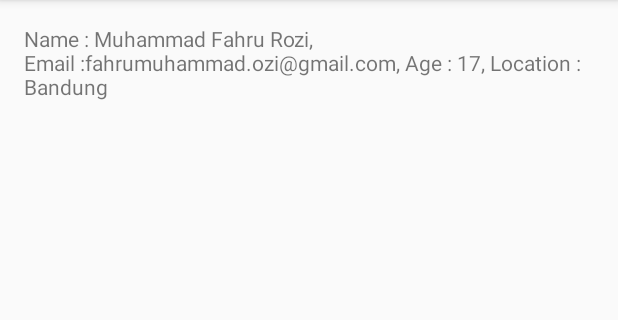
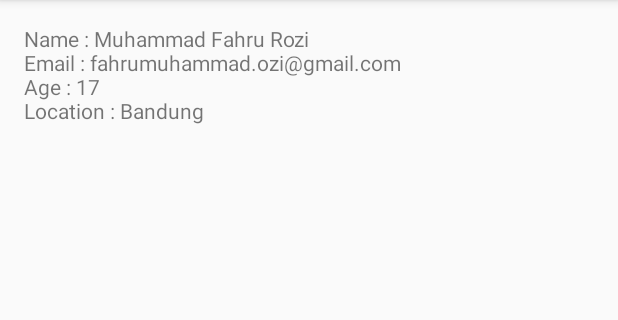
Before and after one commit to MuhammadFahru/PWPB-XII, an Android app: the screen it shows after launch (MoveWithObjectActivity), after a tap on "PINDAH ACTIVITY DENGAN OBJECT", on a phone screen of 412 x 824 dp, the part 84-404 px from its top. Run offline under Robolectric (Android 15) with nearby library versions, the phone set to English and light mode, and no system bars.

Commit message:
Revisi Intent

```diff
--- a/Intent/Latihan2/app/src/main/java/com/example/latihan2intent/MoveWithObjectActivity.java
+++ b/Intent/Latihan2/app/src/main/java/com/example/latihan2intent/MoveWithObjectActivity.java
@@ -15,8 +15,7 @@ public class MoveWithObjectActivity extends AppCompatActivity {
         setContentView(R.layout.activity_move_with_object);
         tvObject = (TextView)findViewById(R.id.tv_object_received);
         Person mPerson = getIntent().getParcelableExtra(EXTRA_PERSON);
-        String text = "Name : "+mPerson.getName()+", Email :"
-                +mPerson.getEmail() + ", Age : "+mPerson.getAge()+", Location : "+mPerson.getCity();
+        String text = "Name : " + mPerson.getName() + "\nEmail : " + mPerson.getEmail() + "\nAge : " + mPerson.getAge() + "\nLocation : " + mPerson.getCity();
         tvObject.setText(text);
 
     }
--- a/Intent/Latihan2/app/src/main/res/layout/activity_main.xml
+++ b/Intent/Latihan2/app/src/main/res/layout/activity_main.xml
@@ -33,7 +33,7 @@
         android:id="@+id/btn_dial_number"
         android:layout_width="match_parent"
         android:layout_height="wrap_content"
-        android:text="dial_number"
+        android:text="dial number"
         android:layout_marginBottom="@dimen/activity_vertical_margin"/>
     <Button
         android:id="@+id/btn_move_for_result"
```
